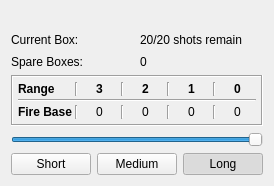
wchamilton/CEManeuverLog, file turn_logger/GunControls.ui: the form before one commit.
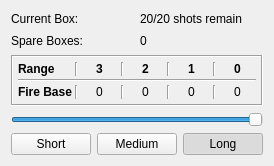
The form after the commit.

Commit message: Mostly got the action control set up. Decided to combine it again with the crew controls.. might need to split it again if the decision is to move the controls to the tree

What changed in the file:
```diff
--- a/turn_logger/GunControls.ui
+++ b/turn_logger/GunControls.ui
@@ -7,37 +7,37 @@
     <x>0</x>
     <y>0</y>
     <width>255</width>
-    <height>186</height>
+    <height>166</height>
    </rect>
   </property>
   <property name="windowTitle">
    <string>Weapon Controls</string>
   </property>
   <layout class="QGridLayout" name="gridLayout">
-   <item row="4" column="0" colspan="4">
-    <widget class="QSlider" name="burst_len">
-     <property name="maximum">
-      <number>2</number>
+   <item row="0" column="2" colspan="2">
+    <widget class="QLabel" name="ammo_box_current">
+     <property name="text">
+      <string>20/20 shots remain</string>
      </property>
-     <property name="pageStep">
-      <number>1</number>
-     </property>
-     <property name="value">
-      <number>2</number>
-     </property>
-     <property name="orientation">
-      <enum>Qt::Horizontal</enum>
-     </property>
     </widget>
    </item>
-   <item row="2" column="0">
-    <widget class="QLabel" name="label_16">
+   <item row="4" column="3">
+    <widget class="QPushButton" name="long_burst_btn">
      <property name="text">
-      <string>Spare Boxes:</string>
+      <string>Long</string>
      </property>
+     <property name="checkable">
+      <bool>true</bool>
+     </property>
+     <property name="checked">
+      <bool>true</bool>
+     </property>
+     <property name="autoExclusive">
+      <bool>true</bool>
+     </property>
     </widget>
    </item>
-   <item row="5" column="1" colspan="2">
+   <item row="4" column="1" colspan="2">
     <widget class="QPushButton" name="med_burst_btn">
      <property name="text">
       <string>Medium</string>
@@ -50,7 +50,14 @@
      </property>
     </widget>
    </item>
-   <item row="5" column="0">
+   <item row="1" column="0">
+    <widget class="QLabel" name="label_16">
+     <property name="text">
+      <string>Spare Boxes:</string>
+     </property>
+    </widget>
+   </item>
+   <item row="4" column="0">
     <widget class="QPushButton" name="short_burst_btn">
      <property name="text">
       <string>Short</string>
@@ -63,51 +70,7 @@
      </property>
     </widget>
    </item>
-   <item row="1" column="0">
-    <widget class="QLabel" name="label_15">
-     <property name="text">
-      <string>Current Box:</string>
-     </property>
-    </widget>
-   </item>
-   <item row="5" column="3">
-    <widget class="QPushButton" name="long_burst_btn">
-     <property name="text">
-      <string>Long</string>
-     </property>
-     <property name="checkable">
-      <bool>true</bool>
-     </property>
-     <property name="checked">
-      <bool>true</bool>
-     </property>
-     <property name="autoExclusive">
-      <bool>true</bool>
-     </property>
-    </widget>
-   </item>
-   <item row="0" column="0" colspan="2">
-    <widget class="QLabel" name="label_14">
-     <property name="text">
-      <string>&lt;Weapon_Name&gt;</string>
-     </property>
-    </widget>
-   </item>
-   <item row="1" column="2" colspan="2">
-    <widget class="QLabel" name="ammo_box_current">
-     <property name="text">
-      <string>20/20 shots remain</string>
-     </property>
-    </widget>
-   </item>
-   <item row="2" column="2">
-    <widget class="QLabel" name="ammo_total">
-     <property name="text">
-      <string>0</string>
-     </property>
-    </widget>
-   </item>
-   <item row="3" column="0" colspan="4">
+   <item row="2" column="0" colspan="4">
     <widget class="QFrame" name="frame">
      <property name="autoFillBackground">
       <bool>true</bool>
@@ -330,6 +293,36 @@
      </layout>
     </widget>
    </item>
+   <item row="3" column="0" colspan="4">
+    <widget class="QSlider" name="burst_len">
+     <property name="maximum">
+      <number>2</number>
+     </property>
+     <property name="pageStep">
+      <number>1</number>
+     </property>
+     <property name="value">
+      <number>2</number>
+     </property>
+     <property name="orientation">
+      <enum>Qt::Horizontal</enum>
+     </property>
+    </widget>
+   </item>
+   <item row="0" column="0">
+    <widget class="QLabel" name="label_15">
+     <property name="text">
+      <string>Current Box:</string>
+     </property>
+    </widget>
+   </item>
+   <item row="1" column="2">
+    <widget class="QLabel" name="ammo_total">
+     <property name="text">
+      <string>0</string>
+     </property>
+    </widget>
+   </item>
   </layout>
  </widget>
  <resources/>
```
The commit also changes 18 other files.
